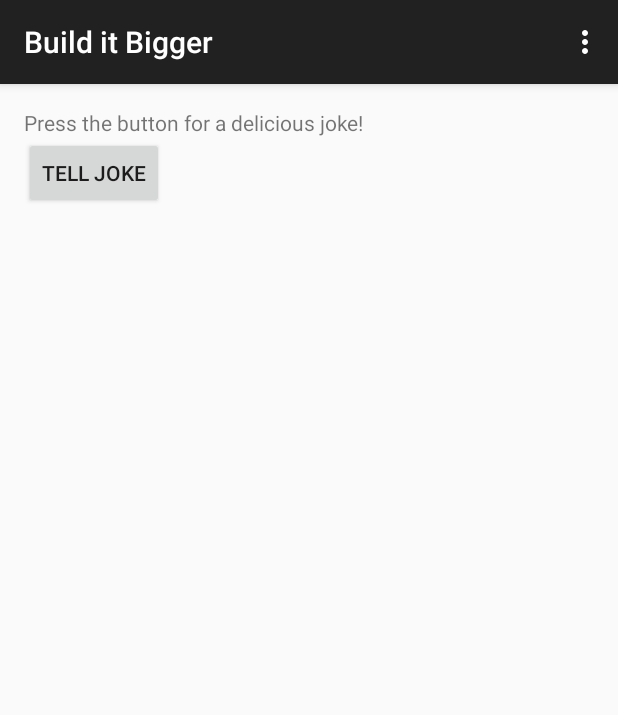
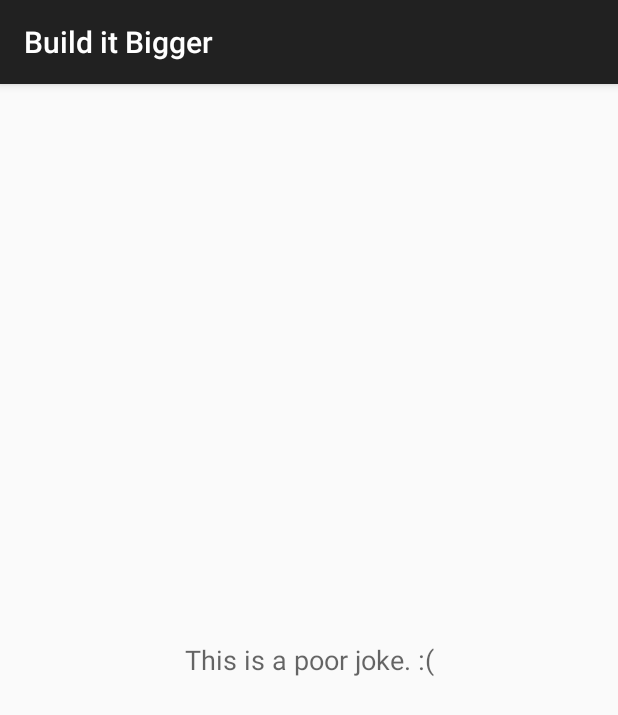
Before and after one commit to Aggarwal-Ankur/BuildItBigger, an Android app: the screen it shows after launch (MainActivity before the commit, JokeActivity after it), after a tap on "TELL JOKE", on a phone screen of 412 x 824 dp. Shown: the top 715 px of the screen. Run offline under Robolectric (Android 15) with nearby library versions, the phone set to English and light mode, and no system bars; our stand-ins replace AdMob.

Commit message:
Add java and Android module dependencies

```diff
--- /dev/null
+++ b/androidjokeviewer/src/main/java/com/aggarwalankur/jokeviewer/JokeActivity.java
@@ -0,0 +1,28 @@
+package com.aggarwalankur.jokeviewer;
+
+import android.support.v7.app.AppCompatActivity;
+import android.os.Bundle;
+import android.widget.TextView;
+
+public class JokeActivity extends AppCompatActivity {
+
+    private TextView mJokeTextView;
+
+    @Override
+    protected void onCreate(Bundle savedInstanceState) {
+        super.onCreate(savedInstanceState);
+        setContentView(R.layout.activity_joke);
+
+        mJokeTextView = (TextView) findViewById(R.id.joke_tv);
+
+        Bundle extras = getIntent().getExtras();
+
+        if(extras != null){
+            String receivedJoke = extras.getString("joke");
+
+            if(receivedJoke != null && !receivedJoke.isEmpty()){
+                mJokeTextView.setText(receivedJoke);
+            }
+        }
+    }
+}
--- /dev/null
+++ b/androidjokeviewer/src/main/res/layout/activity_joke.xml
@@ -0,0 +1,20 @@
+<?xml version="1.0" encoding="utf-8"?>
+<RelativeLayout xmlns:android="http://schemas.android.com/apk/res/android"
+    xmlns:tools="http://schemas.android.com/tools"
+    android:layout_width="match_parent"
+    android:layout_height="match_parent"
+    android:paddingBottom="@dimen/activity_vertical_margin"
+    android:paddingLeft="@dimen/activity_horizontal_margin"
+    android:paddingRight="@dimen/activity_horizontal_margin"
+    android:paddingTop="@dimen/activity_vertical_margin"
+    tools:context="com.aggarwalankur.jokeviewer.JokeActivity">
+
+    <TextView
+        android:id="@+id/joke_tv"
+        android:layout_width="match_parent"
+        android:layout_height="match_parent"
+        android:text="@string/app_name"
+        style="@style/TextAppearance.AppCompat.Medium"
+        android:gravity="center"/>
+
+</RelativeLayout>
--- /dev/null
+++ b/androidjokeviewer/src/main/res/values-w820dp/dimens.xml
@@ -0,0 +1,6 @@
+<resources>
+    <!-- Example customization of dimensions originally defined in res/values/dimens.xml
+         (such as screen margins) for screens with more than 820dp of available width. This
+         would include 7" and 10" devices in landscape (~960dp and ~1280dp respectively). -->
+    <dimen name="activity_horizontal_margin">64dp</dimen>
+</resources>
--- /dev/null
+++ b/androidjokeviewer/src/main/res/values/dimens.xml
@@ -0,0 +1,5 @@
+<resources>
+    <!-- Default screen margins, per the Android Design guidelines. -->
+    <dimen name="activity_horizontal_margin">16dp</dimen>
+    <dimen name="activity_vertical_margin">16dp</dimen>
+</resources>
--- /dev/null
+++ b/androidjokeviewer/src/main/res/values/strings.xml
@@ -0,0 +1,3 @@
+<resources>
+    <string name="app_name">AndroidJokeViewer</string>
+</resources>
--- a/app/build.gradle
+++ b/app/build.gradle
@@ -20,8 +20,10 @@ android {
 }
 
 dependencies {
-    compile fileTree(dir: 'libs', include: ['*.jar'])
+    compile fileTree(include: ['*.jar'], dir: 'libs')
     compile 'com.android.support:appcompat-v7:23.4.0'
     // Added for AdMob
     compile 'com.google.android.gms:play-services:8.4.0'
+    compile project(':javajokeprovider')
+    compile project(':androidjokeviewer')
 }
--- a/app/src/main/java/com/udacity/gradle/builditbigger/MainActivity.java
+++ b/app/src/main/java/com/udacity/gradle/builditbigger/MainActivity.java
@@ -1,11 +1,15 @@
 package com.udacity.gradle.builditbigger;
 
+import android.content.Intent;
 import android.support.v7.app.ActionBarActivity;
 import android.os.Bundle;
 import android.view.Menu;
 import android.view.MenuItem;
 import android.view.View;
 import android.widget.Toast;
+
+import com.aggarwalankur.jokes.JokeProvider;
+import com.aggarwalankur.jokeviewer.JokeActivity;
 
 
 public class MainActivity extends ActionBarActivity {
@@ -40,7 +44,13 @@ public class MainActivity extends ActionBarActivity {
     }
 
     public void tellJoke(View view){
-        Toast.makeText(this, "derp", Toast.LENGTH_SHORT).show();
+        JokeProvider mJokeProvider = new JokeProvider();
+        String latestJoke = mJokeProvider.getJoke();
+        //Toast.makeText(this, latestJoke, Toast.LENGTH_SHORT).show();
+
+        Intent jokeIntent = new Intent(this, JokeActivity.class);
+        jokeIntent.putExtra("joke", latestJoke);
+        startActivity(jokeIntent);
     }
 
 
--- /dev/null
+++ b/javajokeprovider/src/main/java/com/aggarwalankur/jokes/JokeProvider.java
@@ -0,0 +1,32 @@
+package com.aggarwalankur.jokes;
+
+import java.util.ArrayList;
+import java.util.List;
+import java.util.Random;
+
+public class JokeProvider {
+
+    private List<String> mJokesArchive;
+    private static Random mRandom;
+
+    public JokeProvider(){
+        mJokesArchive = new ArrayList<>();
+
+        mJokesArchive.add("This is a joke");
+        mJokesArchive.add("This is a funny joke");
+        mJokesArchive.add("This is a hilarious joke");
+        mJokesArchive.add("This is a totally funny joke");
+        mJokesArchive.add("This is a lol joke!");
+        mJokesArchive.add("This is a rofl joke!");
+        mJokesArchive.add("This is a bone-tickling joke !!");
+        mJokesArchive.add("This is a poor joke. :(");
+        mJokesArchive.add("This is a knock-knock joke :)");
+
+        mRandom = new Random();
+    }
+
+    public String getJoke(){
+        return mJokesArchive.get(mRandom.nextInt(mJokesArchive.size()));
+
+    }
+}
--- a/settings.gradle
+++ b/settings.gradle
@@ -1 +1 @@
-include ':app'
+include ':app', ':javajokeprovider', ':androidjokeviewer'
```
Also changed, not shown: androidjokeviewer/build.gradle (added, +25 -0 lines), androidjokeviewer/src/main/AndroidManifest.xml (added, +12 -0 lines), javajokeprovider/build.gradle (added, +8 -0 lines), 5 other files.
